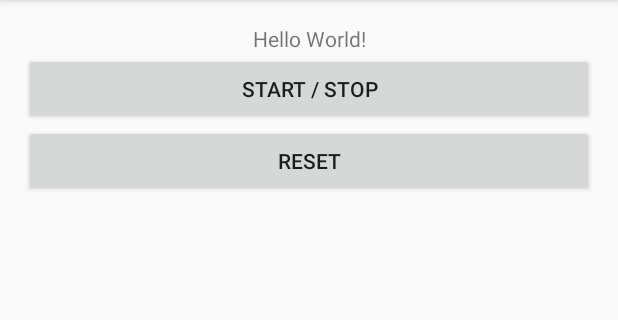
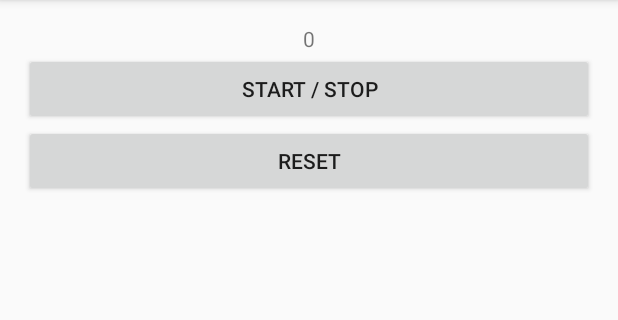
Before and after one commit to RealAtix/mobile_apps, an Android app: the screen it shows after launch (MainActivity), on a phone screen of 412 x 824 dp, the part 84-404 px from its top. Run offline under Robolectric (Android 15) with nearby library versions, the phone set to English and light mode, and no system bars.

Commit message:
Added interaction

```diff
--- a/Chronometer/app/src/main/java/io/raztech/chronometer/MainActivity.java
+++ b/Chronometer/app/src/main/java/io/raztech/chronometer/MainActivity.java
@@ -2,12 +2,54 @@ package io.raztech.chronometer;
 
 import android.support.v7.app.AppCompatActivity;
 import android.os.Bundle;
+import android.util.Log;
+import android.view.View;
+import android.widget.Button;
+import android.widget.TextView;
 
 public class MainActivity extends AppCompatActivity {
+
+    private int count = 0;
+
+    TextView timeView;
+    Button startStopButton;
+    Button resetButton;
 
     @Override
     protected void onCreate(Bundle savedInstanceState) {
         super.onCreate(savedInstanceState);
         setContentView(R.layout.activity_main);
+
+        timeView = (TextView) findViewById(R.id.timeView);
+        startStopButton = (Button) findViewById(R.id.startStopButton);
+        resetButton = (Button) findViewById(R.id.resetButton);
+
+        startStopButton.setOnClickListener(new View.OnClickListener() {
+            @Override
+            public void onClick(View v) {
+                increment();
+                showCount();
+            }
+        });
+        resetButton.setOnClickListener(new View.OnClickListener() {
+            @Override
+            public void onClick(View v) {
+                reset();
+                showCount();
+            }
+        });
+    }
+
+    private void showCount() {
+        timeView.setText(String.valueOf(count));
+        Log.d("showCount", timeView.getText().toString());
+    }
+
+    private void increment() {
+        count++;
+    }
+
+    private void reset() {
+        count = 0;
     }
 }
--- a/Chronometer/app/src/main/res/layout/activity_main.xml
+++ b/Chronometer/app/src/main/res/layout/activity_main.xml
@@ -17,7 +17,7 @@
         android:layout_height="wrap_content"
         android:gravity="center_horizontal"
         android:textSize="14sp"
-        android:text="Hello World!" />
+        android:text="0" />
 
     <Button
         android:id="@+id/startStopButton"
```
